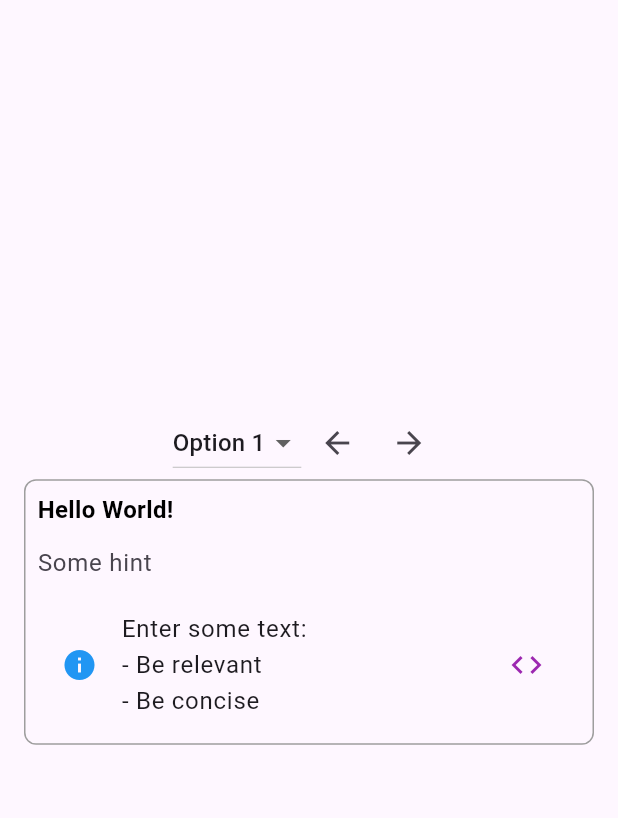
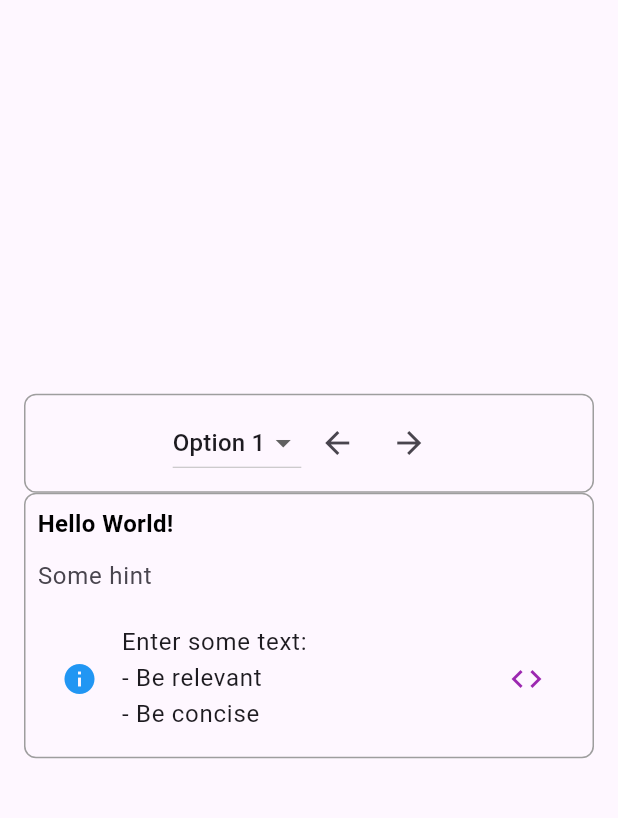
Before and after one commit to flarebyte/suricatta-sapiens, a Flutter app: the screen it shows after launch, on a phone screen of 412 x 824 dp, the part 84-902 px from its top. Run offline on Flutter 3.47's test engine with Material 2 defaults, Android fonts, the phone set to English and light mode, and no system bars; generated files the repository leaves out were written again.

Commit message:
Surround navigation with decoration

```diff
--- a/apps/app4152964/lib/main.dart
+++ b/apps/app4152964/lib/main.dart
@@ -72,7 +72,14 @@ class _MyHomePageState extends State<MyHomePage> {
         child: Column(
           mainAxisAlignment: MainAxisAlignment.center,
           children: <Widget>[
-            Row(
+            Container(
+              padding: const EdgeInsets.all(8),
+              margin: const EdgeInsets.symmetric(horizontal: 16),
+              decoration: BoxDecoration(
+                border: Border.all(color: Colors.grey),
+                borderRadius: BorderRadius.circular(8),
+              ),
+              child: Row(
                 mainAxisAlignment: MainAxisAlignment.center,
                 children: [
                   // Dropdown list
@@ -112,6 +119,7 @@ class _MyHomePageState extends State<MyHomePage> {
                   ),
                 ],
               ),
+            ),
             SuricattaTextField(
                 label: AppLocalizations.of(context)!.helloWorld,
                 hint: 'Some hint',
```
Lines whose indentation alone changed are shown as unchanged.
